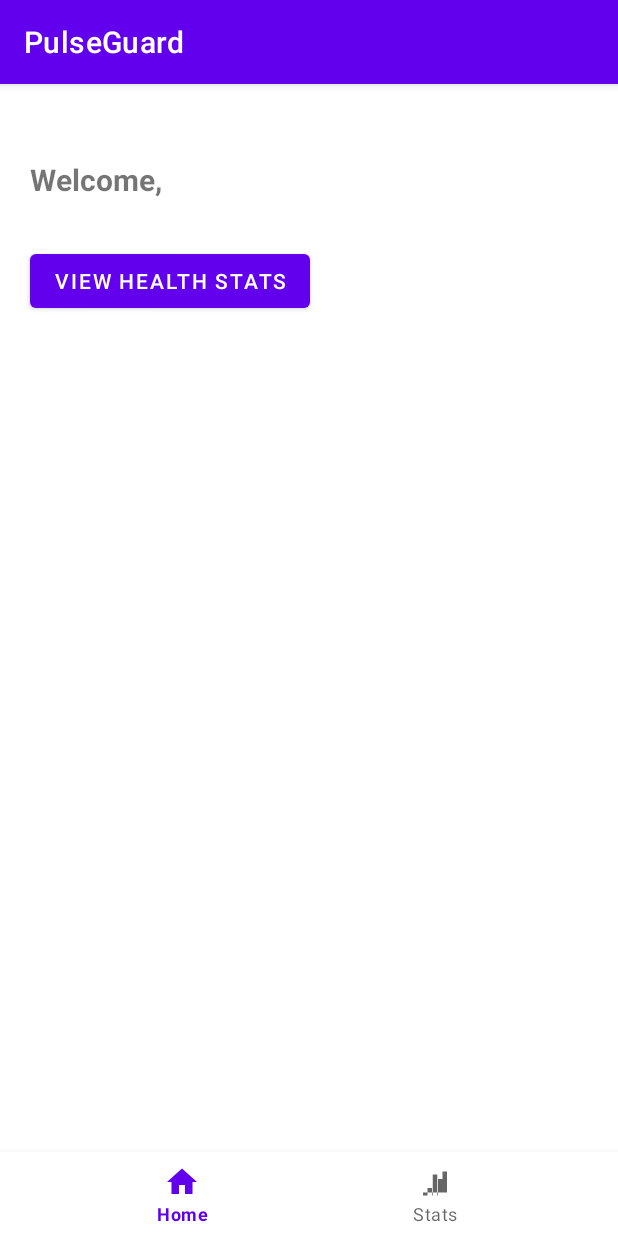
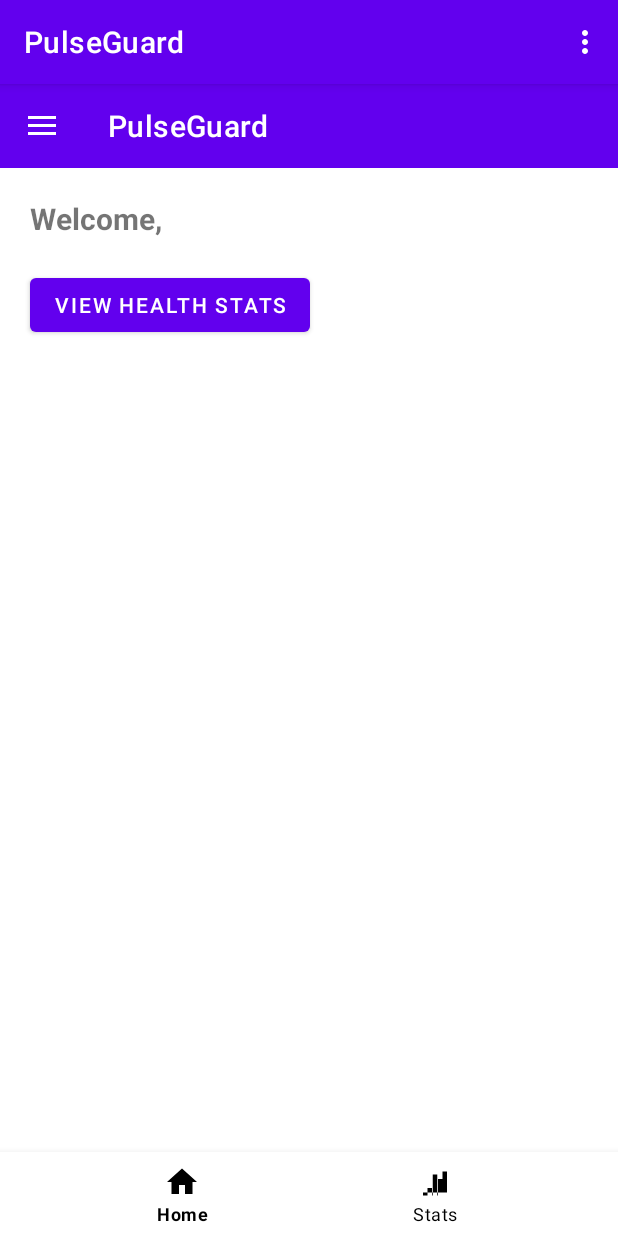
Before and after one commit to vishalbhawari13/pulseguard2, an Android app: the screen it shows after launch once a user with an empty profile is signed in (DashboardActivity), on a phone screen of 412 x 824 dp. Run offline under Robolectric (Android 15) with nearby library versions, the phone set to English and light mode, and no system bars; our stand-ins replace Firebase (no records; nobody signed in at launch, a user with empty details on screens opened directly).

Commit message:
commit 2

```diff
--- a/app/src/main/java/com/example/pulseguard/activities/DashboardActivity.java
+++ b/app/src/main/java/com/example/pulseguard/activities/DashboardActivity.java
@@ -2,6 +2,7 @@ package com.example.pulseguard.activities;
 
 import android.content.Intent;
 import android.os.Bundle;
+import android.view.Menu;
 import android.view.MenuItem;
 import android.view.View;
 import android.widget.TextView;
@@ -10,6 +11,7 @@ import android.widget.Toast;
 import androidx.annotation.NonNull;
 import androidx.appcompat.app.ActionBarDrawerToggle;
 import androidx.appcompat.app.AppCompatActivity;
+import androidx.appcompat.widget.Toolbar;
 import androidx.core.view.GravityCompat;
 import androidx.drawerlayout.widget.DrawerLayout;
 
@@ -23,6 +25,7 @@ public class DashboardActivity extends AppCompatActivity implements NavigationVi
 
     private DrawerLayout drawerLayout;
     private FirebaseAuth firebaseAuth;
+    private FirebaseUser user;
     private TextView welcomeText, navUserName;
 
     @Override
@@ -30,38 +33,50 @@ public class DashboardActivity extends AppCompatActivity implements NavigationVi
         super.onCreate(savedInstanceState);
         setContentView(R.layout.activity_dashboard);
 
-        // Initialize Firebase Auth
+        // Initialize Firebase Authentication
         firebaseAuth = FirebaseAuth.getInstance();
-        FirebaseUser user = firebaseAuth.getCurrentUser();
+        user = firebaseAuth.getCurrentUser();
 
-        // Drawer Layout and Navigation
+        // Setup Toolbar
+        Toolbar toolbar = findViewById(R.id.toolbar);
+
+        // Initialize Drawer Layout & Navigation View
         drawerLayout = findViewById(R.id.drawer_layout);
         NavigationView navigationView = findViewById(R.id.nav_view);
-
         if (navigationView != null) {
             navigationView.setNavigationItemSelectedListener(this);
-
-            // Get Navigation Header View to Update User Name
             View headerView = navigationView.getHeaderView(0);
             if (headerView != null) {
                 navUserName = headerView.findViewById(R.id.nav_user_name);
             }
         }
 
-        // Bottom Navigation
+        // Bottom Navigation Setup
         BottomNavigationView bottomNavigationView = findViewById(R.id.bottom_navigation);
         if (bottomNavigationView != null) {
-            bottomNavigationView.setOnNavigationItemSelectedListener(this::onBottomNavigationItemSelected);
+            bottomNavigationView.setOnItemSelectedListener(this::onBottomNavigationItemSelected);
         }
 
-        // Display User's Name in Dashboard & Navigation Drawer
+        // Display User Info
         welcomeText = findViewById(R.id.welcome_text);
-        if (welcomeText != null) {
+        updateUserInfo();
+
+        // ActionBar Drawer Toggle
+        ActionBarDrawerToggle toggle = new ActionBarDrawerToggle(
+                this, drawerLayout, toolbar, R.string.open, R.string.close);
+        drawerLayout.addDrawerListener(toggle);
+        toggle.syncState();
+    }
+
+    /**
+     * Updates user info on Dashboard & Navigation Drawer.
+     */
+    private void updateUserInfo() {
         if (user != null) {
             String displayName = user.getDisplayName();
-                welcomeText.setText("Welcome, " + displayName);
+            welcomeText.setText("Welcome, " + (displayName != null ? displayName : "User"));
             if (navUserName != null) {
-                    navUserName.setText(displayName);
+                navUserName.setText(displayName != null ? displayName : "Guest User");
             }
         } else {
             welcomeText.setText("Welcome to PulseGuard");
@@ -71,16 +86,33 @@ public class DashboardActivity extends AppCompatActivity implements NavigationVi
         }
     }
 
-        // ActionBar Toggle for Drawer
-        ActionBarDrawerToggle toggle = new ActionBarDrawerToggle(this, drawerLayout, R.string.open, R.string.close);
-        drawerLayout.addDrawerListener(toggle);
-        toggle.syncState();
+    /**
+     * Inflate the menu for logout.
+     */
+    @Override
+    public boolean onCreateOptionsMenu(Menu menu) {
+        getMenuInflater().inflate(R.menu.top_right_menu, menu);
+        return true;
     }
 
-    // Handle Navigation Drawer Item Clicks
+    /**
+     * Handle action bar item clicks.
+     */
+    @Override
+    public boolean onOptionsItemSelected(@NonNull MenuItem item) {
+        if (item.getItemId() == R.id.action_logout) {
+            logoutUser();
+            return true;
+        }
+        return super.onOptionsItemSelected(item);
+    }
+
+    /**
+     * Handle navigation drawer item clicks.
+     */
     @Override
     public boolean onNavigationItemSelected(@NonNull MenuItem item) {
-        int id = item.getItemId();
+        int id = item.getItemId();  // Store the ID first
 
         if (id == R.id.nav_profile) {
             startActivity(new Intent(this, ProfileActivity.class));
@@ -94,22 +126,32 @@ public class DashboardActivity extends AppCompatActivity implements NavigationVi
         return true;
     }
 
-    // Handle Bottom Navigation Clicks
+
+    /**
+     * Handle bottom navigation item clicks.
+     */
     private boolean onBottomNavigationItemSelected(MenuItem item) {
-        if (item.getItemId() == R.id.bottom_home) {
+        int id = item.getItemId(); // Store the ID first
+
+        if (id == R.id.bottom_home) {
             Toast.makeText(this, "Home Clicked", Toast.LENGTH_SHORT).show();
-        } else if (item.getItemId() == R.id.bottom_stats) {
+            return true;
+        } else if (id == R.id.bottom_stats) {
             startActivity(new Intent(this, StatsActivity.class));
-        }
             return true;
         }
+        return false;
+    }
 
-    // Logout Functionality
+
+    /**
+     * Logout user and redirect to Login Screen.
+     */
     private void logoutUser() {
         firebaseAuth.signOut();
         Toast.makeText(this, "Logged out successfully!", Toast.LENGTH_SHORT).show();
         Intent intent = new Intent(this, MainActivity.class);
-        intent.setFlags(Intent.FLAG_ACTIVITY_NEW_TASK | Intent.FLAG_ACTIVITY_CLEAR_TASK); // Clears activity stack
+        intent.setFlags(Intent.FLAG_ACTIVITY_NEW_TASK | Intent.FLAG_ACTIVITY_CLEAR_TASK);
         startActivity(intent);
         finish();
     }
--- a/app/src/main/res/layout/activity_dashboard.xml
+++ b/app/src/main/res/layout/activity_dashboard.xml
@@ -1,5 +1,6 @@
 <?xml version="1.0" encoding="utf-8"?>
-<androidx.drawerlayout.widget.DrawerLayout xmlns:android="http://schemas.android.com/apk/res/android"
+<androidx.drawerlayout.widget.DrawerLayout
+    xmlns:android="http://schemas.android.com/apk/res/android"
     xmlns:app="http://schemas.android.com/apk/res-auto"
     xmlns:tools="http://schemas.android.com/tools"
     android:id="@+id/drawer_layout"
@@ -7,12 +8,25 @@
     android:layout_height="match_parent"
     tools:context=".activities.DashboardActivity">
 
-    <!-- Main Content -->
+    <!-- Main Layout -->
     <androidx.constraintlayout.widget.ConstraintLayout
         android:layout_width="match_parent"
         android:layout_height="match_parent">
 
-        <!-- Welcome Text -->
+        <!-- ✅ Toolbar with Proper Constraints -->
+        <androidx.appcompat.widget.Toolbar
+            android:id="@+id/toolbar"
+            android:layout_width="match_parent"
+            android:layout_height="?attr/actionBarSize"
+            android:background="?attr/colorPrimary"
+            android:theme="@style/ThemeOverlay.AppCompat.Dark.ActionBar"
+            app:popupTheme="@style/ThemeOverlay.AppCompat.Light"
+            app:title="PulseGuard"
+            app:layout_constraintTop_toTopOf="parent"
+            app:layout_constraintStart_toStartOf="parent"
+            app:layout_constraintEnd_toEndOf="parent" />
+
+        <!-- ✅ Welcome Text (Now Constrained Below Toolbar) -->
         <TextView
             android:id="@+id/welcome_text"
             android:layout_width="wrap_content"
@@ -20,38 +34,43 @@
             android:text="@string/welcome_message"
             android:textSize="20sp"
             android:textStyle="bold"
-            android:layout_marginTop="50dp"
+            android:layout_marginTop="20dp"
             android:layout_marginStart="20dp"
             app:layout_constraintStart_toStartOf="parent"
-            app:layout_constraintTop_toTopOf="parent" />
+            app:layout_constraintTop_toBottomOf="@id/toolbar" />
 
-        <!-- Button for Stats Activity -->
+        <!-- ✅ Button (Now Properly Constrained Below Welcome Text) -->
         <Button
             android:id="@+id/btn_stats"
             android:layout_width="wrap_content"
             android:layout_height="wrap_content"
             android:text="@string/view_health_stats"
-            android:layout_marginTop="30dp"
+            android:layout_marginTop="20dp"
             android:layout_marginStart="20dp"
             app:layout_constraintStart_toStartOf="parent"
             app:layout_constraintTop_toBottomOf="@id/welcome_text" />
 
-        <!-- Bottom Navigation (Moved Inside ConstraintLayout) -->
+        <!-- ✅ Bottom Navigation View (Now Constrained to Bottom) -->
         <com.google.android.material.bottomnavigation.BottomNavigationView
             android:id="@+id/bottom_navigation"
             android:layout_width="match_parent"
             android:layout_height="wrap_content"
             app:menu="@menu/bottom_nav_menu"
-            app:layout_constraintBottom_toBottomOf="parent" />
+            app:itemIconTint="@color/black"
+            app:itemTextColor="@color/black"
+            app:layout_constraintBottom_toBottomOf="parent"
+            app:layout_constraintStart_toStartOf="parent"
+            app:layout_constraintEnd_toEndOf="parent" />
 
     </androidx.constraintlayout.widget.ConstraintLayout>
 
-    <!-- Navigation Drawer -->
+    <!-- ✅ Navigation Drawer (Side Menu) -->
     <com.google.android.material.navigation.NavigationView
         android:id="@+id/nav_view"
         android:layout_width="wrap_content"
         android:layout_height="match_parent"
         android:layout_gravity="start"
-        app:menu="@menu/drawer_menu" />
+        app:menu="@menu/drawer_menu"
+        app:headerLayout="@layout/nav_header" />
 
 </androidx.drawerlayout.widget.DrawerLayout>
--- /dev/null
+++ b/app/src/main/res/menu/top_right_menu.xml
@@ -0,0 +1,8 @@
+<?xml version="1.0" encoding="utf-8"?>
+<menu xmlns:android="http://schemas.android.com/apk/res/android">
+    <item
+        android:id="@+id/action_logout"
+        android:icon="@drawable/ic_logout"
+        android:title="@string/sign_out"
+        android:showAsAction="always"/>
+</menu>
--- a/app/src/main/res/values/colors.xml
+++ b/app/src/main/res/values/colors.xml
@@ -1,13 +1,32 @@
 <?xml version="1.0" encoding="utf-8"?>
 <resources>
-    <color name="purple_200">#FFBB86FC</color>
-    <color name="purple_500">#FF6200EE</color>
-    <color name="purple_700">#FF3700B3</color>
-    <color name="teal_200">#FF03DAC5</color>
-    <color name="teal_700">#FF018786</color>
-    <color name="black">#FF000000</color>
-    <color name="white">#FFFFFFFF</color>
-    <color name="colorPrimary">#6200EE</color>  <!-- You can change this color -->
-    <color name="background_color">#121212</color> <!-- Dark background -->
+
+    <!-- Primary Colors -->
+    <color name="colorPrimary">#6200EE</color>
+    <color name="colorPrimaryVariant">#3700B3</color>
+    <color name="colorSecondary">#03DAC6</color>
+
+    <!-- Background & Surface -->
+    <color name="colorBackground">#121212</color>
+    <color name="background_color">#121212</color>  <!-- ✅ ADDED to fix missing reference -->
+    <color name="colorOnBackground">#FFFFFF</color>
+    <color name="colorSurface">#1E1E1E</color>
+    <color name="colorOnSurface">#FFFFFF</color>
+
+    <!-- Additional Colors -->
+    <color name="colorError">#B00020</color>
+    <color name="colorSuccess">#4CAF50</color>
+    <color name="colorWarning">#FFC107</color>
+
+    <!-- Material Default Colors (FIXED MISSING COLORS) -->
+    <color name="purple_200">#BB86FC</color>
+    <color name="purple_500">#6200EE</color>
+    <color name="purple_700">#3700B3</color>
+    <color name="teal_200">#03DAC5</color>
+    <color name="teal_700">#018786</color>
+
+    <!-- Basic Colors -->
+    <color name="black">#000000</color>
+    <color name="white">#FFFFFF</color>
 
 </resources>
```
Lines whose indentation alone changed are shown as unchanged.
